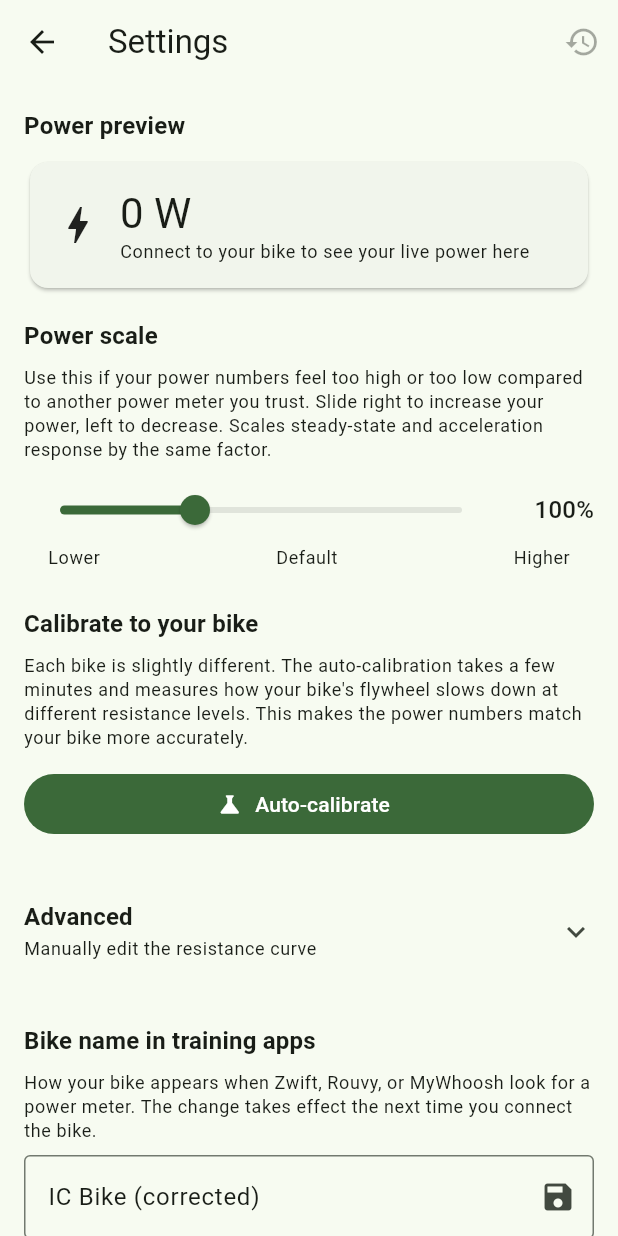
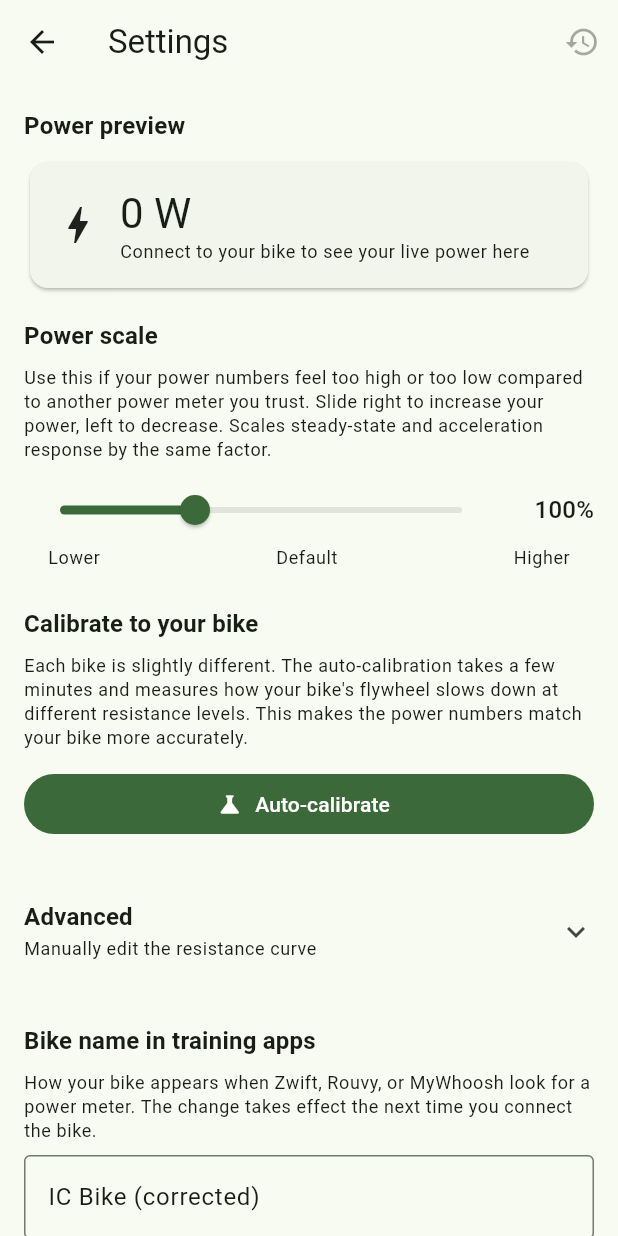
Before and after one commit to stwime/ic8-power-fix, a Flutter app: the screen it shows after launch, after a tap on the "settings" icon, on a phone screen of 412 x 824 dp. Run offline on Flutter 3.47's test engine with Material 3 defaults, Android fonts, the phone set to English and light mode, and no system bars; our stand-ins replace shared_preferences, wakelock_plus; missing offline and left inert: app_settings, bluetooth_low_energy.

Commit message:
Wire bridge UI to Material 3 tokens, dark mode, scoped rebuilds
Replaces hard-coded Colors.*.shade* across the three screens with
ColorScheme tokens (surfaceContainerHigh, primary/secondary/tertiary/
errorContainer), adds darkTheme + themeMode.system, and tabular figures
on display/headline/title styles so power and cadence digits don't shift.
BLE banner now splits severity (errorContainer for unsupported, tertiary
for fixable). Coastdown status banner switches to a _BannerTone enum.

Replaces empty setState(() {}) on every BLE sample (~4–8 Hz) with a
ValueNotifier<IC8Sample?> + ValueListenableBuilder that scopes rebuilds
to only the live regions (metric grid, coastdown status, power preview).
Side-effects to the BLE peripheral and the detector stay in the listener.

Adds Semantics(liveRegion: true) to status pill, BLE banner, and
coastdown banner; merges metric tile label+value into one semantic node;
adds Semantics(header: true) to the coastdown points table header.

Switches the home action row to Wrap so buttons reflow on narrow phones,
and the metric grid to GridView.extent(maxCrossAxisExtent: 220) so it
adapts to tablets. Drops the unregistered fontFamily: 'monospace' on the
calibration fields and replaces the redundant save IconButtons in
settings with onSubmitted auto-save. Surfaces the coastdown quality
thresholds as named constants with a one-line rationale.

Co-Authored-By: Claude Opus 4.7 (1M context) <noreply@anthropic.com>

```diff
--- a/bridge/lib/main.dart
+++ b/bridge/lib/main.dart
@@ -20,11 +20,42 @@ class App extends StatelessWidget {
   Widget build(BuildContext context) {
     return MaterialApp(
       title: 'IC Bridge',
-      theme: ThemeData(
-        colorScheme: ColorScheme.fromSeed(seedColor: Colors.green),
-        useMaterial3: true,
-      ),
+      theme: _theme(Brightness.light),
+      darkTheme: _theme(Brightness.dark),
+      themeMode: ThemeMode.system,
       home: HomePage(calibration: calibration, prefs: prefs),
     );
   }
 }
+
+ThemeData _theme(Brightness brightness) {
+  final base = ThemeData(
+    useMaterial3: true,
+    brightness: brightness,
+    colorScheme: ColorScheme.fromSeed(
+      seedColor: Colors.green,
+      brightness: brightness,
+    ),
+  );
+  // Tabular figures on numeric/display styles so power, cadence, and HR
+  // digits don't shift sideways at 4–8 Hz update rate.
+  const tabular = [FontFeature.tabularFigures()];
+  return base.copyWith(
+    textTheme: base.textTheme.copyWith(
+      displayLarge:
+          base.textTheme.displayLarge?.copyWith(fontFeatures: tabular),
+      displayMedium:
+          base.textTheme.displayMedium?.copyWith(fontFeatures: tabular),
+      displaySmall:
+          base.textTheme.displaySmall?.copyWith(fontFeatures: tabular),
+      headlineLarge:
+          base.textTheme.headlineLarge?.copyWith(fontFeatures: tabular),
+      headlineMedium:
+          base.textTheme.headlineMedium?.copyWith(fontFeatures: tabular),
+      headlineSmall:
+          base.textTheme.headlineSmall?.copyWith(fontFeatures: tabular),
+      titleLarge:
+          base.textTheme.titleLarge?.copyWith(fontFeatures: tabular),
+    ),
+  );
+}
--- a/bridge/lib/ui/home.dart
+++ b/bridge/lib/ui/home.dart
@@ -25,7 +25,7 @@ class _HomePageState extends State<HomePage> {
 
   final List<({Peripheral peripheral, String name, int rssi})> _found = [];
   Peripheral? _connected;
-  IC8Sample? _last;
+  final ValueNotifier<IC8Sample?> _lastSample = ValueNotifier(null);
   String _status = 'Ready';
   _StatusTone _tone = _StatusTone.ready;
   bool _scanning = false;
@@ -55,12 +55,11 @@ class _HomePageState extends State<HomePage> {
     });
 
     _sampleSub = _central.samples.listen((s) {
-      _last = s;
       final pwr = (s.correctedW ?? 0).round();
       final cad = s.cadenceRpmCsc ?? s.ftms.cadenceRpm ?? 0;
       final speed = s.ftms.speedKmh ?? 0;
       _peripheral.update(speedKmh: speed, cadenceRpm: cad, powerW: pwr);
-      if (mounted) setState(() {});
+      _lastSample.value = s;
     });
 
     _connStateSub = _central.connState.listen((cs) {
@@ -183,6 +182,7 @@ class _HomePageState extends State<HomePage> {
     _connStateSub?.cancel();
     _centralStateSub?.cancel();
     _peripheralStateSub?.cancel();
+    _lastSample.dispose();
     WakelockPlus.disable();
     _central.dispose();
     super.dispose();
@@ -226,14 +226,6 @@ class _HomePageState extends State<HomePage> {
 
   @override
   Widget build(BuildContext context) {
-    final s = _last;
-    final ftms = s?.ftms;
-    final pwrBroadcast = ftms?.powerW ?? 0;
-    final pwrCorrected = (s?.correctedW ?? 0).round();
-    final cad = s?.cadenceRpmCsc ?? ftms?.cadenceRpm ?? 0;
-    final r = ftms?.resistance ?? 0;
-    final hr = ftms?.heartRate ?? 0;
-
     final ble = _bleProblem;
     final canStartScan = _connected == null && !_scanning;
     // When BLE isn't ready, repurpose "Find bike" as the fix-it button so the
@@ -269,16 +261,14 @@ class _HomePageState extends State<HomePage> {
         child: Column(crossAxisAlignment: CrossAxisAlignment.start, children: [
           _StatusPill(label: _status, tone: _tone),
           const SizedBox(height: 12),
-          if (ble != null) _bleBanner(ble.message),
-          Row(children: [
+          if (ble != null) _bleBanner(ble.message, fixable: ble.fixable),
+          Wrap(spacing: 8, runSpacing: 8, children: [
             ElevatedButton(
                 onPressed: findOnPressed,
                 child: Text(findLabel)),
-            const SizedBox(width: 8),
             ElevatedButton(
                 onPressed: _scanning ? _stopScan : null,
                 child: const Text('Stop')),
-            const SizedBox(width: 8),
             ElevatedButton(
                 onPressed: _connected != null ? _disconnect : null,
                 child: const Text('Disconnect')),
@@ -293,9 +283,21 @@ class _HomePageState extends State<HomePage> {
               ),
             ]),
           ) else Expanded(
-            child: GridView.count(
-              crossAxisCount: 2, mainAxisSpacing: 12, crossAxisSpacing: 12,
-              childAspectRatio: 1.6, children: [
+            child: ValueListenableBuilder<IC8Sample?>(
+              valueListenable: _lastSample,
+              builder: (context, s, _) {
+                final ftms = s?.ftms;
+                final pwrBroadcast = ftms?.powerW ?? 0;
+                final pwrCorrected = (s?.correctedW ?? 0).round();
+                final cad = s?.cadenceRpmCsc ?? ftms?.cadenceRpm ?? 0;
+                final r = ftms?.resistance ?? 0;
+                final hr = ftms?.heartRate ?? 0;
+                return GridView.extent(
+                  maxCrossAxisExtent: 220,
+                  mainAxisSpacing: 12,
+                  crossAxisSpacing: 12,
+                  childAspectRatio: 1.6,
+                  children: [
                     _tile('Power', '$pwrCorrected W', highlight: true),
                     _tile('Cadence', '${cad.toStringAsFixed(0)} rpm'),
                     _tile('Resistance', '$r'),
@@ -305,6 +307,8 @@ class _HomePageState extends State<HomePage> {
                         '${pwrCorrected - pwrBroadcast >= 0 ? '+' : ''}'
                         '${pwrCorrected - pwrBroadcast} W'),
                   ],
+                );
+              },
             ),
           ),
         ]),
@@ -312,35 +316,50 @@ class _HomePageState extends State<HomePage> {
     );
   }
 
-  Widget _bleBanner(String message) {
-    return Container(
+  Widget _bleBanner(String message, {required bool fixable}) {
+    final cs = Theme.of(context).colorScheme;
+    final bg = fixable ? cs.tertiaryContainer : cs.errorContainer;
+    final fg = fixable ? cs.onTertiaryContainer : cs.onErrorContainer;
+    return Semantics(
+      liveRegion: true,
+      container: true,
+      child: Container(
         margin: const EdgeInsets.only(bottom: 12),
         padding: const EdgeInsets.all(12),
         decoration: BoxDecoration(
-        color: Colors.amber.shade100,
-        border: Border.all(color: Colors.amber.shade400),
-        borderRadius: BorderRadius.circular(8),
+          color: bg,
+          borderRadius: BorderRadius.circular(12),
         ),
         child: Row(crossAxisAlignment: CrossAxisAlignment.start, children: [
-        Icon(Icons.bluetooth_disabled, color: Colors.amber.shade900),
+          Icon(Icons.bluetooth_disabled, color: fg),
           const SizedBox(width: 12),
-        Expanded(child: Text(message)),
+          Expanded(child: Text(message, style: TextStyle(color: fg))),
         ]),
+      ),
     );
   }
 
   Widget _tile(String label, String value, {bool highlight = false}) {
+    final cs = Theme.of(context).colorScheme;
+    final bg = highlight ? cs.primaryContainer : cs.surfaceContainerHigh;
+    final fg = highlight ? cs.onPrimaryContainer : cs.onSurface;
     return Container(
       decoration: BoxDecoration(
-        color: highlight ? Colors.green.shade100 : Colors.grey.shade200,
+        color: bg,
         borderRadius: BorderRadius.circular(8),
       ),
       padding: const EdgeInsets.all(12),
+      child: Semantics(
+        label: '$label $value',
+        container: true,
+        excludeSemantics: true,
         child: Column(crossAxisAlignment: CrossAxisAlignment.start, children: [
-        Text(label, style: const TextStyle(fontWeight: FontWeight.bold)),
+          Text(label,
+              style: TextStyle(color: fg, fontWeight: FontWeight.bold)),
           const Spacer(),
-        Text(value, style: const TextStyle(fontSize: 24)),
+          Text(value, style: TextStyle(color: fg, fontSize: 24)),
         ]),
+      ),
     );
   }
 }
@@ -354,18 +373,24 @@ class _StatusPill extends StatelessWidget {
 
   @override
   Widget build(BuildContext context) {
+    final cs = Theme.of(context).colorScheme;
     final (Color dot, Color bg, Color fg) = switch (tone) {
       _StatusTone.ready =>
-        (Colors.grey.shade500, Colors.grey.shade100, Colors.grey.shade800),
+        (cs.onSurfaceVariant, cs.surfaceContainerHigh, cs.onSurface),
       _StatusTone.working =>
-        (Colors.blue.shade500, Colors.blue.shade50, Colors.blue.shade900),
+        (cs.secondary, cs.secondaryContainer, cs.onSecondaryContainer),
       _StatusTone.connected =>
-        (Colors.green.shade600, Colors.green.shade50, Colors.green.shade900),
+        (cs.primary, cs.primaryContainer, cs.onPrimaryContainer),
       _StatusTone.warning =>
-        (Colors.amber.shade700, Colors.amber.shade50, Colors.amber.shade900),
+        (cs.tertiary, cs.tertiaryContainer, cs.onTertiaryContainer),
     };
     final spinning = tone == _StatusTone.working;
-    return Container(
+    return Semantics(
+      liveRegion: true,
+      container: true,
+      label: label,
+      child: ExcludeSemantics(
+        child: Container(
           padding: const EdgeInsets.symmetric(horizontal: 12, vertical: 8),
           decoration: BoxDecoration(
             color: bg,
@@ -373,10 +398,12 @@ class _StatusPill extends StatelessWidget {
           ),
           child: Row(mainAxisSize: MainAxisSize.min, children: [
             if (spinning)
-          SizedBox(
+              ExcludeSemantics(
+                child: SizedBox(
                   width: 12, height: 12,
                   child: CircularProgressIndicator(
                     strokeWidth: 2, valueColor: AlwaysStoppedAnimation(dot)),
+                ),
               )
             else
               _Dot(color: dot),
@@ -393,6 +420,8 @@ class _StatusPill extends StatelessWidget {
               ),
             ),
           ]),
+        ),
+      ),
     );
   }
 }
--- a/bridge/lib/ui/settings.dart
+++ b/bridge/lib/ui/settings.dart
@@ -27,7 +27,7 @@ class SettingsPage extends StatefulWidget {
 
 class _SettingsPageState extends State<SettingsPage> {
   StreamSubscription? _sampleSub;
-  IC8Sample? _last;
+  final ValueNotifier<IC8Sample?> _lastSample = ValueNotifier(null);
   late final TextEditingController _nameCtrl;
   late final TextEditingController _alphaCtrl;
   late final TextEditingController _betaCtrl;
@@ -40,13 +40,14 @@ class _SettingsPageState extends State<SettingsPage> {
     _alphaCtrl = TextEditingController(text: cal.alpha.toStringAsFixed(4));
     _betaCtrl = TextEditingController(text: cal.beta.toStringAsFixed(4));
     _sampleSub = widget.central.samples.listen((s) {
-      if (mounted) setState(() => _last = s);
+      _lastSample.value = s;
     });
   }
 
   @override
   void dispose() {
     _sampleSub?.cancel();
+    _lastSample.dispose();
     _nameCtrl.dispose();
     _alphaCtrl.dispose();
     _betaCtrl.dispose();
@@ -121,7 +122,6 @@ class _SettingsPageState extends State<SettingsPage> {
   @override
   Widget build(BuildContext context) {
     final cal = widget.calibration;
-    final pwr = (_last?.correctedW ?? 0).round();
 
     return Scaffold(
       appBar: AppBar(
@@ -138,7 +138,11 @@ class _SettingsPageState extends State<SettingsPage> {
         padding: const EdgeInsets.all(16),
         children: [
           _section('Power preview'),
-          Card(child: Padding(
+          ValueListenableBuilder<IC8Sample?>(
+            valueListenable: _lastSample,
+            builder: (context, s, _) {
+              final pwr = (s?.correctedW ?? 0).round();
+              return Card(child: Padding(
                 padding: const EdgeInsets.all(16),
                 child: Row(children: [
                   const Icon(Icons.bolt, size: 32),
@@ -148,14 +152,16 @@ class _SettingsPageState extends State<SettingsPage> {
                     children: [
                       Text('$pwr W',
                           style: Theme.of(context).textTheme.headlineMedium),
-                  Text(_last == null
+                      Text(s == null
                           ? 'Connect to your bike to see your live power here'
                           : 'Live power — updates as you adjust the slider',
                           style: Theme.of(context).textTheme.bodySmall),
                     ],
                   )),
                 ]),
-          )),
+              ));
+            },
+          ),
 
           const SizedBox(height: 16),
           _section('Power scale'),
@@ -239,14 +245,11 @@ class _SettingsPageState extends State<SettingsPage> {
           TextField(
             controller: _nameCtrl,
             maxLength: AppPrefs.proxyNameMaxLen,
-            decoration: InputDecoration(
-              border: const OutlineInputBorder(),
+            onSubmitted: (_) => _saveProxyName(),
+            onTapOutside: (_) => FocusManager.instance.primaryFocus?.unfocus(),
+            decoration: const InputDecoration(
+              border: OutlineInputBorder(),
               hintText: AppPrefs.defaultProxyName,
-              suffixIcon: IconButton(
-                tooltip: 'Save',
-                icon: const Icon(Icons.save),
-                onPressed: _saveProxyName,
-              ),
             ),
           ),
         ],
@@ -313,13 +316,13 @@ class _SettingsPageState extends State<SettingsPage> {
     return Row(crossAxisAlignment: CrossAxisAlignment.center, children: [
       SizedBox(
         width: 96,
-        child: Text(label,
-            style: const TextStyle(fontFamily: 'monospace')),
+        child: Text(label),
       ),
       Expanded(child: TextField(
         controller: controller,
         keyboardType: const TextInputType.numberWithOptions(decimal: true),
-        style: const TextStyle(fontFamily: 'monospace'),
+        onSubmitted: (_) => onSave(),
+        onTapOutside: (_) => FocusManager.instance.primaryFocus?.unfocus(),
         decoration: InputDecoration(
           isDense: true,
           contentPadding: const EdgeInsets.symmetric(horizontal: 10, vertical: 10),
@@ -327,11 +330,6 @@ class _SettingsPageState extends State<SettingsPage> {
           helperText: isDefault
               ? 'default'
               : 'default ${defaultValue.toStringAsFixed(frac)}',
-          suffixIcon: IconButton(
-            tooltip: 'Save',
-            icon: const Icon(Icons.save),
-            onPressed: onSave,
-          ),
         ),
       )),
     ]);
```
Also changed, not shown: bridge/lib/ui/coastdown.dart (+79 -19 lines). Lines whose indentation alone changed are shown as unchanged.
